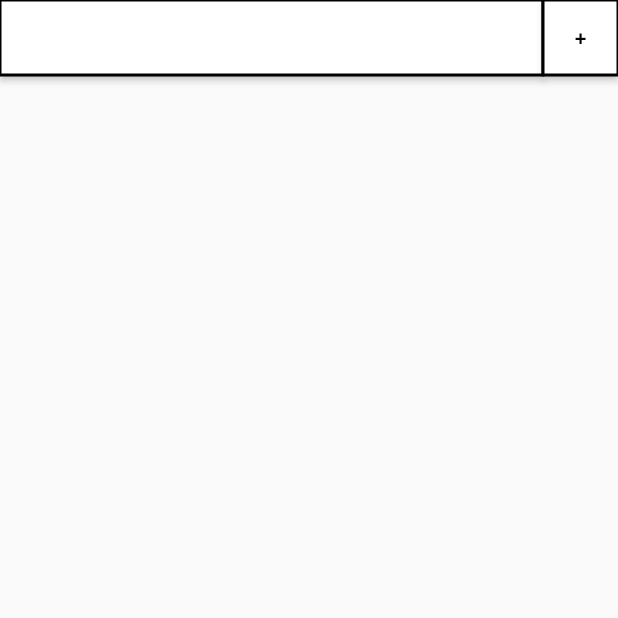
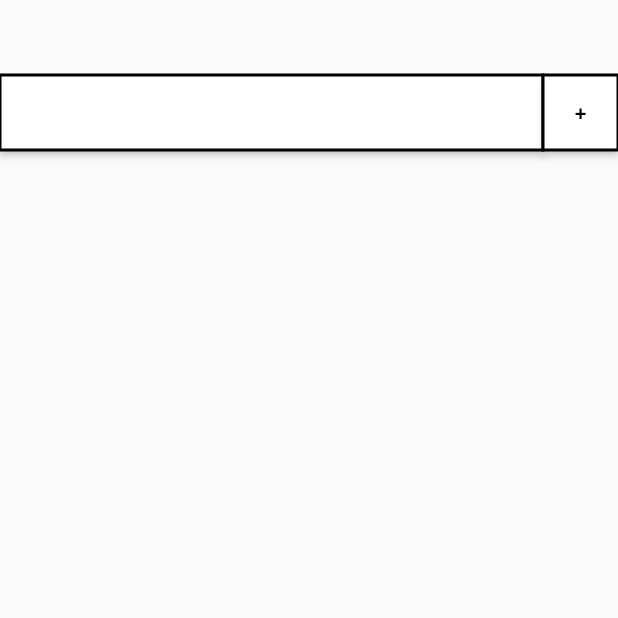
Before and after one commit to matthew9120/to_do_list, a Flutter app: the screen it shows after launch, on a phone screen of 412 x 824 dp, the top half of it. Run offline on Flutter 3.47's test engine with Material 2 defaults, Android fonts, the light colour scheme and no system bars.

Commit message:
Added the Task class and created the form

```diff
--- a/lib/create-task-buttons.dart
+++ b/lib/create-task-buttons.dart
@@ -1,6 +1,6 @@
 import 'package:flutter/material.dart';
 
-import 'main.dart';
+import 'package:to_do_list/main.dart';
 
 class CreateTaskButtons extends StatelessWidget {
   const CreateTaskButtons({required this.myHomePageState, super.key});
@@ -9,7 +9,11 @@ class CreateTaskButtons extends StatelessWidget {
 
   @override
   Widget build(BuildContext context) {
-    return Row(
+    return Container(
+      margin: const EdgeInsets.only(
+        top: 50.0,
+      ),
+      child: Row(
         mainAxisAlignment: MainAxisAlignment.center,
         children: <Widget>[
           ElevatedButton(
@@ -40,6 +44,7 @@ class CreateTaskButtons extends StatelessWidget {
             child: const Text('+'),
           ),
         ],
+      ),
     );
   }
 }
--- a/lib/main.dart
+++ b/lib/main.dart
@@ -1,7 +1,8 @@
 import 'package:flutter/material.dart';
+
 import 'package:to_do_list/task-form-modal.dart';
-
-import 'create-task-buttons.dart';
+import 'package:to_do_list/create-task-buttons.dart';
+import 'package:to_do_list/task.dart';
 
 void main() {
   runApp(const MyApp());
@@ -50,10 +51,24 @@ class MyHomePage extends StatefulWidget {
 
 class MyHomePageState extends State<MyHomePage> {
 
+  bool _isCreateModalVisible = false;
+
   void openCreateModal() {
-    // setState(() {
-    //
-    // });
+    setState(() {
+      _isCreateModalVisible = true;
+    });
+  }
+
+  Task _createNewTask() {
+    return Task(
+      TaskType.basic,
+      '',
+      '',
+      DateTime.now(),
+      false,
+      '',
+      ''
+    );
   }
 
   @override
@@ -68,7 +83,9 @@ class MyHomePageState extends State<MyHomePage> {
       body: Center(
         // Center is a layout widget. It takes a single child and positions it
         // in the middle of the parent.
-        child: Column(
+        child: Stack(
+          children: [
+            Column(
               // Column is also a layout widget. It takes a list of children and
               // arranges them vertically. By default, it sizes itself to fit its
               // children horizontally, and tries to be as tall as its parent.
@@ -88,6 +105,12 @@ class MyHomePageState extends State<MyHomePage> {
                 CreateTaskButtons(myHomePageState: this),
               ],
             ),
+            Visibility(
+              visible: _isCreateModalVisible,
+              child: TaskFormModal(_createNewTask()),
+            ),
+          ],
+        ),
       ),
     );
   }
--- /dev/null
+++ b/lib/task.dart
@@ -0,0 +1,17 @@
+class Task {
+  Task(this.taskType, this.title, this.description, this.dueDate, this.status, this.phone, this.email);
+
+  TaskType taskType;
+  String title;
+  String description;
+  DateTime dueDate;
+  bool status;
+  String phone;
+  String email;
+}
+
+enum TaskType {
+  basic,
+  email,
+  phone
+}
```
Also changed, not shown: lib/task-form-modal.dart (+175 -15 lines), 1 other file. Lines whose indentation alone changed are shown as unchanged.
